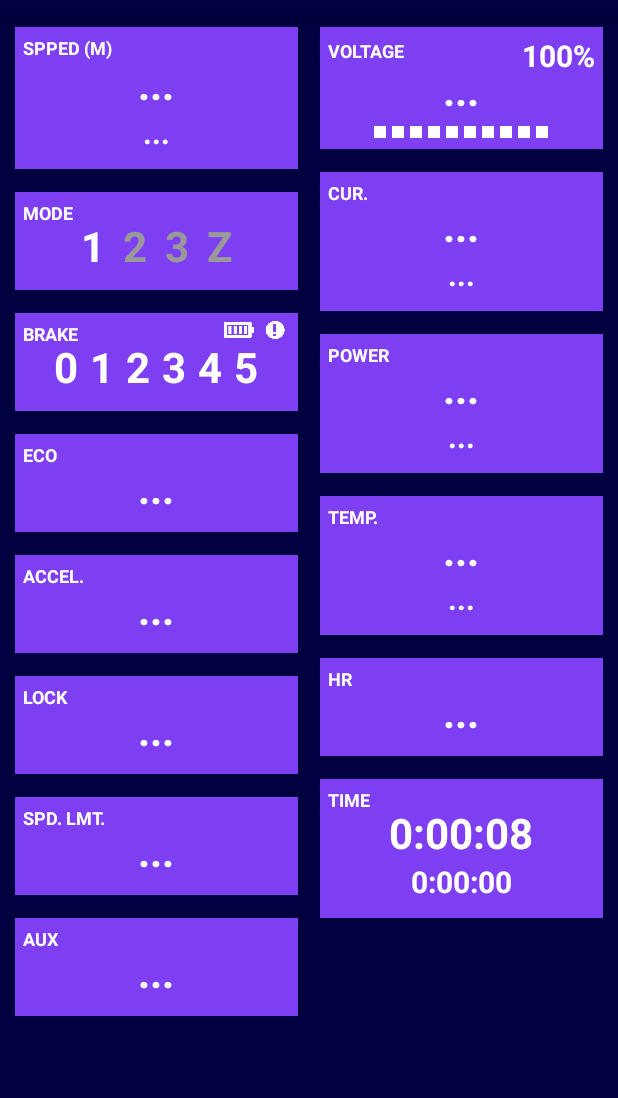
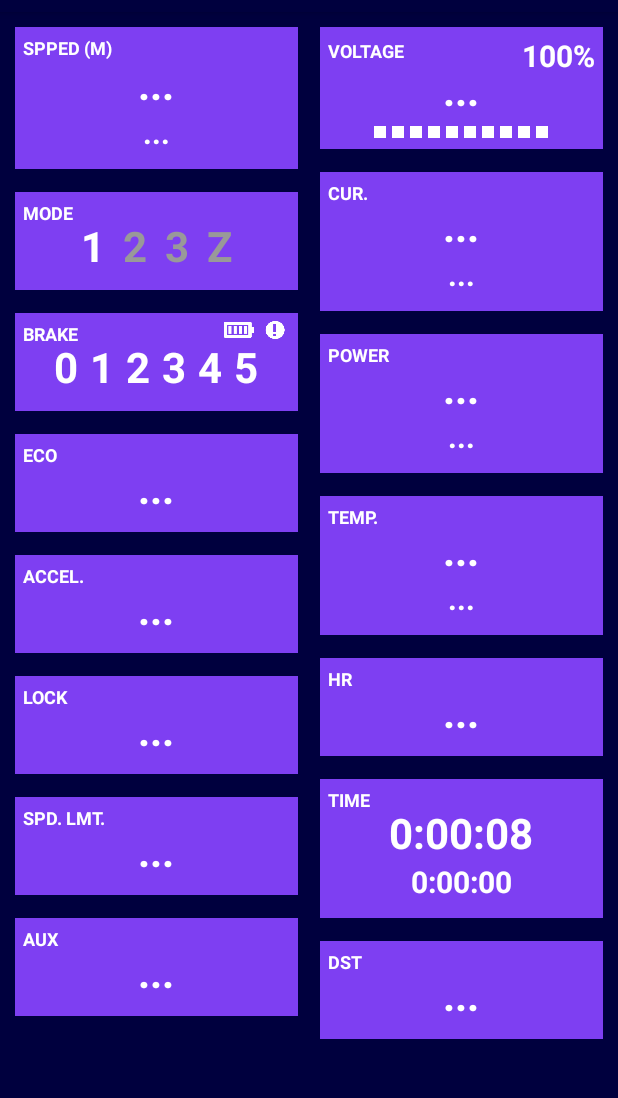
Before and after one commit to jojolll/SmartController_SmartDisplay_android, an Android app: the screen it shows after launch (MainActivity), on a phone screen of 412 x 824 dp, the part 72-1170 px from its top. Run offline under Robolectric (Android 15) with nearby library versions, the phone set to English and light mode, and no system bars; our stand-ins replace Timber; libraries missing offline, so code that uses them is left out: com.hotmail.or_dvir; 3 statements that could not run were skipped.

```diff
--- a/app/src/main/java/org/koxx/smartlcd/LogActivity.java
+++ b/app/src/main/java/org/koxx/smartlcd/LogActivity.java
@@ -1,5 +1,6 @@
 package org.koxx.smartlcd;
 
+import android.content.pm.ActivityInfo;
 import android.os.Bundle;
 
 import com.google.android.material.floatingactionbutton.FloatingActionButton;
@@ -30,6 +31,8 @@ public class LogActivity extends AppCompatActivity {
             }
         });
 
+        setRequestedOrientation(ActivityInfo.SCREEN_ORIENTATION_LOCKED);
+
         /*
         ScrollView svLogs = (ScrollView) findViewById(R.id.svLogs);
         svLogs.fullScroll(View.FOCUS_DOWN);
--- a/app/src/main/java/org/koxx/smartlcd/datas/SpeedMeasurement.java
+++ b/app/src/main/java/org/koxx/smartlcd/datas/SpeedMeasurement.java
@@ -13,7 +13,6 @@ public class SpeedMeasurement implements Serializable {
         BluetoothBytesParser parser = new BluetoothBytesParser(byteArray);
 
         speedValue = parser.getIntValue(BluetoothBytesParser.FORMAT_UINT8);
-
     }
 
     @Override
--- a/app/src/main/java/org/koxx/smartlcd/tools/OnScreenLog.java
+++ b/app/src/main/java/org/koxx/smartlcd/tools/OnScreenLog.java
@@ -17,7 +17,7 @@ public class OnScreenLog {
     private static int timeoutTime = 1000;
     private static TextView tvLog;
     private static int logCount = 0;
-    private static int logCountMax = 3000;
+    private static int logCountMax = 2000;
     private static String[] logs = new String[logCountMax];
     private static int cntClicks = 0;
     private static boolean visibility = false;
@@ -125,6 +125,7 @@ public class OnScreenLog {
 
     public void clearLog(){
         tvLog.setText("");
+        logCount = 0;
     }
 
     public void setLogVisible(boolean visibility){
--- a/app/src/main/res/layout/activity_main.xml
+++ b/app/src/main/res/layout/activity_main.xml
@@ -804,6 +804,40 @@
 
             </LinearLayout>
 
+            <LinearLayout
+                android:id="@+id/Distance"
+                android:layout_width="match_parent"
+                android:layout_height="wrap_content"
+                android:layout_marginBottom="@dimen/cardBottomMargin"
+                android:background="@color/colorCard"
+                android:clickable="true"
+                android:onClick="onClickDistance"
+                android:orientation="vertical"
+                android:padding="5dp">
+
+                <TextView
+                    android:layout_width="match_parent"
+                    android:layout_height="wrap_content"
+                    android:text="DST"
+                    android:textAlignment="viewStart"
+                    android:textColor="@color/colorText"
+                    android:textSize="12sp"
+                    android:textStyle="bold" />
+
+                <TextView
+                    android:id="@+id/DistanceValue"
+                    android:layout_width="match_parent"
+                    android:layout_height="wrap_content"
+                    android:layout_marginTop="-5dp"
+                    android:paddingBottom="5dp"
+                    android:text="..."
+                    android:textAlignment="center"
+                    android:textColor="@color/colorText"
+                    android:textSize="28sp"
+                    android:textStyle="bold" />
+
+            </LinearLayout>
+
         </LinearLayout>
 
     </LinearLayout>
```
Also changed, not shown: app/src/main/java/org/koxx/smartlcd/BluetoothHandler.java (+33 -27 lines), app/src/main/java/org/koxx/smartlcd/MainActivity.java (+41 -17 lines).
